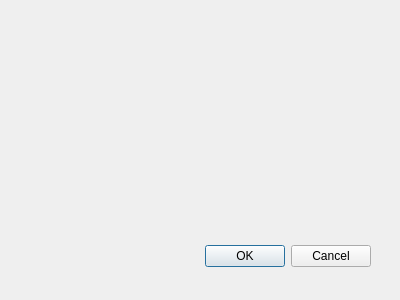
Before: the Qt Designer form plugins/absenceplugin/absencedialog.ui in QtWorks/QtZeiterfassung, drawn with Qt 5.
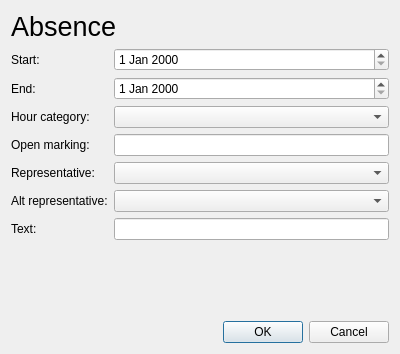
After: the same form once the commit is applied.

Commit message: Added fields to AbsenceDialog

```diff
--- a/plugins/absenceplugin/absencedialog.ui
+++ b/plugins/absenceplugin/absencedialog.ui
@@ -9,28 +9,110 @@
     <x>0</x>
     <y>0</y>
     <width>400</width>
-    <height>300</height>
+    <height>354</height>
    </rect>
   </property>
   <property name="windowTitle">
    <string>Dialog</string>
   </property>
-  <widget name="buttonBox" class="QDialogButtonBox">
-   <property name="geometry">
-    <rect>
-     <x>30</x>
-     <y>240</y>
-     <width>341</width>
-     <height>32</height>
-    </rect>
-   </property>
-   <property name="orientation">
-    <enum>Qt::Horizontal</enum>
-   </property>
-   <property name="standardButtons">
-    <set>QDialogButtonBox::Cancel|QDialogButtonBox::Ok</set>
-   </property>
-  </widget>
+  <layout class="QVBoxLayout" name="verticalLayout" stretch="0,1,0">
+   <item>
+    <widget class="QLabel" name="labelTitle">
+     <property name="font">
+      <font>
+       <pointsize>20</pointsize>
+      </font>
+     </property>
+     <property name="text">
+      <string>Absence</string>
+     </property>
+    </widget>
+   </item>
+   <item>
+    <layout class="QFormLayout" name="formLayout">
+     <item row="0" column="0">
+      <widget class="QLabel" name="labelStart">
+       <property name="text">
+        <string>Start:</string>
+       </property>
+      </widget>
+     </item>
+     <item row="1" column="0">
+      <widget class="QLabel" name="labelEnd">
+       <property name="text">
+        <string>End:</string>
+       </property>
+      </widget>
+     </item>
+     <item row="0" column="1">
+      <widget class="QDateEdit" name="dateEditStart"/>
+     </item>
+     <item row="1" column="1">
+      <widget class="QDateEdit" name="dateEditEnd"/>
+     </item>
+     <item row="2" column="0">
+      <widget class="QLabel" name="labelHourCategory">
+       <property name="text">
+        <string>Hour category:</string>
+       </property>
+      </widget>
+     </item>
+     <item row="2" column="1">
+      <widget class="QComboBox" name="comboBoxHourCategory"/>
+     </item>
+     <item row="3" column="0">
+      <widget class="QLabel" name="labelOpenMarking">
+       <property name="text">
+        <string>Open marking:</string>
+       </property>
+      </widget>
+     </item>
+     <item row="3" column="1">
+      <widget class="QLineEdit" name="lineEditOpenMarking"/>
+     </item>
+     <item row="4" column="0">
+      <widget class="QLabel" name="labelRepresentative">
+       <property name="text">
+        <string>Representative:</string>
+       </property>
+      </widget>
+     </item>
+     <item row="5" column="0">
+      <widget class="QLabel" name="labelAltRepresentative">
+       <property name="text">
+        <string>Alt representative:</string>
+       </property>
+      </widget>
+     </item>
+     <item row="4" column="1">
+      <widget class="QComboBox" name="comboBoxRepresentative"/>
+     </item>
+     <item row="5" column="1">
+      <widget class="QComboBox" name="comboBoxAltRepresentative"/>
+     </item>
+     <item row="6" column="0">
+      <widget class="QLabel" name="labelText">
+       <property name="text">
+        <string>Text:</string>
+       </property>
+      </widget>
+     </item>
+     <item row="6" column="1">
+      <widget class="QLineEdit" name="lineEditText"/>
+     </item>
+    </layout>
+   </item>
+   <item>
+    <widget class="QDialogButtonBox" name="buttonBox">
+     <property name="orientation">
+      <enum>Qt::Horizontal</enum>
+     </property>
+     <property name="standardButtons">
+      <set>QDialogButtonBox::Cancel|QDialogButtonBox::Ok</set>
+     </property>
+    </widget>
+   </item>
+  </layout>
  </widget>
  <pixmapfunction/>
  <resources/>
```
Left out of the diff: 7 changed lines with no effect on the pictures. The commit also changes 2 other files.
